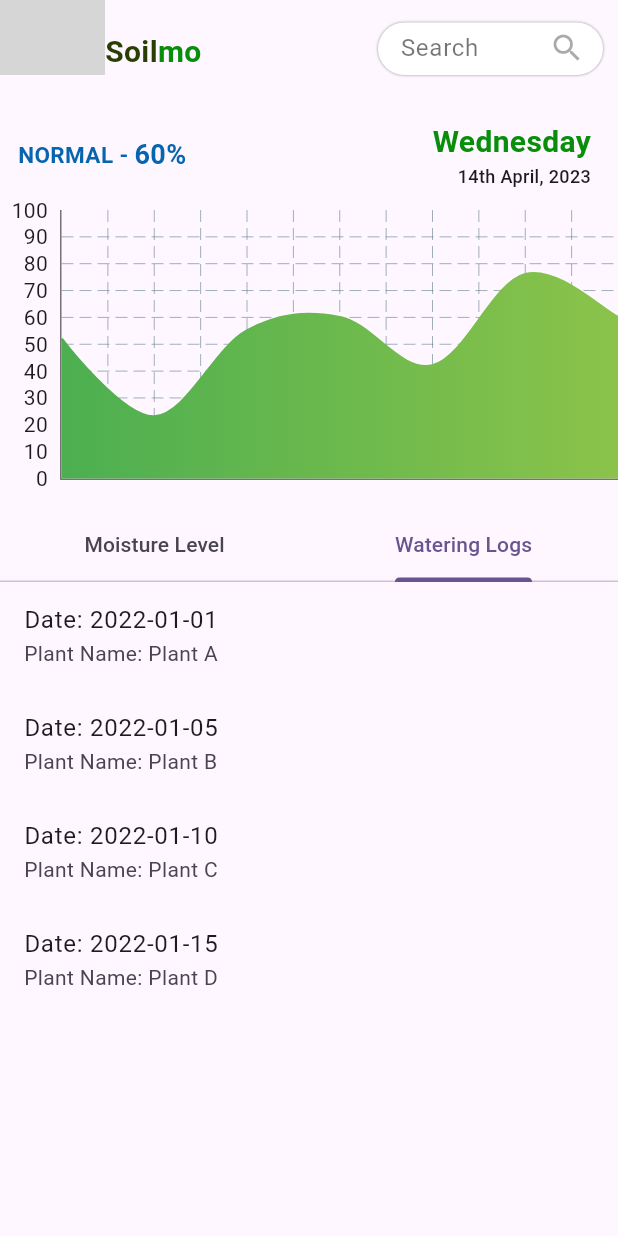
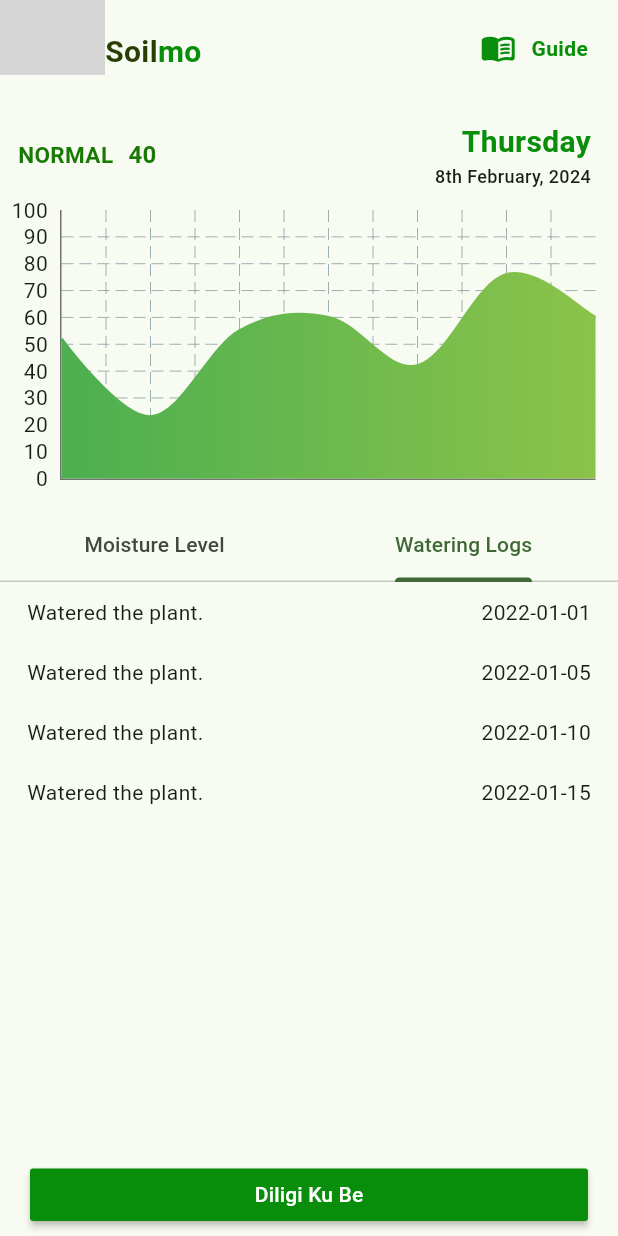
Before and after one commit to DevOne95/Soil-Moisture, a Flutter app: the screen it shows after launch, tab 2 chosen, on a phone screen of 412 x 824 dp. Run offline on Flutter 3.47's test engine with Material 3 defaults, Android fonts, the phone set to English and light mode, and no system bars; drawn by our look-alikes of fl_chart; our stand-ins replace flutter_svg, get; grey boxes are pictures that could not be loaded.

Commit message:
complete ui

```diff
--- a/lib/app_bar.dart
+++ b/lib/app_bar.dart
@@ -44,45 +44,23 @@ class AppBarWidget extends StatelessWidget {
             ),
           ),
           Positioned(
-              top: 15,
-              right: 10,
-              child: Container(
-                width: 150,
-                height: 35,
-                decoration: const BoxDecoration(boxShadow: [
-                  BoxShadow(
-                      color: Colors.black26, blurRadius: 0.5, spreadRadius: 0.5)
-                ], borderRadius: BorderRadius.all(Radius.circular(25))),
-                child: Container(
-                  width: 150,
-                  height: 35,
-                  decoration: const BoxDecoration(
-                      color: Colors.white,
-                      borderRadius: BorderRadius.all(Radius.circular(25))),
-                  child: Padding(
-                    padding: const EdgeInsets.only(left: 15.0),
-                    child: TextField(
-                      controller: null,
-                      enabled: false,
-                      decoration: InputDecoration(
-                        label: const Text(
-                          'Search',
-                          style: TextStyle(color: Colors.black54),
-                        ),
-                        border: InputBorder.none,
-                        suffixIcon: IconButton(
-                          padding: const EdgeInsets.only(bottom: 1),
-                          icon: const Icon(Icons.search),
-                          onPressed: () {
-                            // _searchController.clear();
-                          },
-                        ),
-                      ),
-                      onChanged: (value) {},
-                    ),
-                  ),
+              top: 20,
+              right: 20,
+              child: InkWell(
+                onTap: () => Get.toNamed('/guide'),
+                child: const Row(
+                  children: [
+                    Icon(Icons.menu_book_rounded,
+                        color: Color.fromARGB(255, 8, 142, 11)),
+                    SizedBox(width: 10),
+                    Text('Guide',
+                        style: TextStyle(
+                            fontSize: 14,
+                            fontWeight: FontWeight.w700,
+                            color: Color.fromARGB(255, 8, 142, 11)))
+                  ],
                 ),
-              ))
+              )),
         ],
       ),
     );
--- a/lib/dashboard.dart
+++ b/lib/dashboard.dart
@@ -1,27 +1,58 @@
 import 'package:flutter/material.dart';
 import 'package:soil_moisture_app/app_bar.dart';
+import 'package:soil_moisture_app/home_controller.dart';
 import 'package:soil_moisture_app/logs.dart';
 import 'package:soil_moisture_app/moisture_widget.dart';
+import 'package:get/get.dart';
 
-class Dashboard extends StatelessWidget {
+class Dashboard extends GetView<HomeController> {
   const Dashboard({super.key});
 
   @override
   Widget build(BuildContext context) {
+    List<String> buttonLabels = ["Diligi Ku Be", "Watering plant"];
+
     return Scaffold(
         appBar: AppBar(
           toolbarHeight: 0,
           elevation: 0,
           backgroundColor: const Color.fromARGB(255, 8, 142, 11),
         ),
-        body: const SizedBox(
+        body: SizedBox(
           width: double.infinity,
           height: double.infinity,
           child: Stack(
             children: [
-              Positioned(top: 0, child: AppBarWidget()),
-              Positioned(top: 80, child: MoistureWidget()),
-              Positioned(top: 340, child: Logs())
+              const Positioned(top: 0, child: AppBarWidget()),
+              const Positioned(top: 80, child: MoistureWidget()),
+              const Positioned(top: 340, child: Logs()),
+              Positioned(
+                bottom: 0,
+                child: SizedBox(
+                  width: Get.width,
+                  height: 50,
+                  child: Padding(
+                    padding: const EdgeInsets.only(
+                        left: 20, top: 5.0, right: 20, bottom: 10.0),
+                    child: Obx(
+                      () => MaterialButton(
+                        color: const Color.fromARGB(255, 8, 142, 11),
+                        onPressed: () {
+                          if (controller.waterLogController.buttonLabel.value ==
+                              0) {
+                            controller.waterLogController.buttonLabel.value = 1;
+                            controller.waterLogController.buttonLabel.refresh();
+                          }
+                        },
+                        child: Text(
+                            buttonLabels[controller
+                                .waterLogController.buttonLabel.value],
+                            style: const TextStyle(color: Colors.white)),
+                      ),
+                    ),
+                  ),
+                ),
+              )
             ],
           ),
         ));
--- /dev/null
+++ b/lib/home_controller.dart
@@ -0,0 +1,59 @@
+import 'package:get/get.dart';
+import 'package:soil_moisture_app/moisture_level_controller.dart';
+import 'package:soil_moisture_app/water_log_controller.dart';
+
+class HomeController extends GetxController {
+  final MoistureLevelController moistureLevelController =
+      Get.put(MoistureLevelController());
+  final WaterLogController waterLogController = Get.put(WaterLogController());
+
+  String fetchDayOfWeek() {
+    // Get the current date and time
+    DateTime now = DateTime.now();
+    // Use the weekday property to get the day of the week (0 for Monday, 1 for Tuesday, ..., 6 for Sunday)
+    int dayIndex = now.weekday -
+        1; // Adjusted to match the index (0 for Monday, ..., 6 for Sunday)
+    List<String> daysOfWeek = [
+      'Monday',
+      'Tuesday',
+      'Wednesday',
+      'Thursday',
+      'Friday',
+      'Saturday',
+      'Sunday'
+    ];
+
+    return daysOfWeek[dayIndex];
+  }
+
+  String formatDate() {
+    DateTime date = DateTime.now();
+    // Define the month names
+    List<String> monthNames = [
+      '', // Placeholder for indexing from 1
+      'January', 'February', 'March', 'April', 'May', 'June', 'July', 'August',
+      'September', 'October', 'November', 'December'
+    ];
+
+    // Extract day, month, and year from the current date
+    int day = date.day;
+    int month = date.month;
+    int year = date.year;
+
+    // Construct the formatted date string
+    String formattedDate = '$day';
+    // Add the appropriate suffix for the day
+    if (day == 1 || day == 21 || day == 31) {
+      formattedDate += 'st';
+    } else if (day == 2 || day == 22) {
+      formattedDate += 'nd';
+    } else if (day == 3 || day == 23) {
+      formattedDate += 'rd';
+    } else {
+      formattedDate += 'th';
+    }
+    formattedDate += ' ${monthNames[month]}, $year';
+
+    return formattedDate;
+  }
+}
--- a/lib/main.dart
+++ b/lib/main.dart
@@ -1,6 +1,8 @@
 import 'package:flutter/material.dart';
 import 'package:get/get.dart';
 import 'package:soil_moisture_app/dashboard.dart';
+import 'package:soil_moisture_app/guide.dart';
+import 'package:soil_moisture_app/home_controller.dart';
 
 void main() {
   runApp(const MyApp());
@@ -12,14 +14,20 @@ class MyApp extends StatelessWidget {
   // This widget is the root of your application.
   @override
   Widget build(BuildContext context) {
+    Get.put(HomeController());
     return GetMaterialApp(
       title: 'Soil Moisture Monitoring',
       debugShowCheckedModeBanner: false,
       theme: ThemeData(
-        colorScheme: ColorScheme.fromSeed(seedColor: Colors.deepPurple),
+        colorScheme: ColorScheme.fromSeed(
+            seedColor: const Color.fromARGB(255, 8, 142, 11)),
         useMaterial3: true,
       ),
       home: const Dashboard(),
+      getPages: [
+        GetPage(name: '/', page: () => const Dashboard()),
+        GetPage(name: '/guide', page: () => const Guide()),
+      ],
     );
   }
 }
--- /dev/null
+++ b/lib/moisture_level_controller.dart
@@ -0,0 +1,37 @@
+import 'package:fl_chart/fl_chart.dart';
+import 'package:get/get.dart';
+import 'package:soil_moisture_app/moisture_level.dart';
+
+class MoistureLevelController extends GetxController {
+  final RxInt moistureCurrentLevel = 40.obs;
+  final RxString moistureCurrentTag = "Normal".obs;
+
+  final RxList<MoistureLevelModel> moistureLevel =
+      RxList<MoistureLevelModel>([]).obs();
+
+  final RxList<FlSpot> currentListChart = RxList<FlSpot>([]).obs();
+
+  final List<MoistureLevelModel> listLevel = [
+    MoistureLevelModel(label: 'Dry', value: 23),
+    MoistureLevelModel(label: 'Moist', value: 55),
+    MoistureLevelModel(label: 'Optimal', value: 60),
+    MoistureLevelModel(label: 'Saturated', value: 90),
+  ];
+
+  final List<FlSpot> listChart = [
+    FlSpot(0, 52),
+    FlSpot(1, 23),
+    FlSpot(2, 55),
+    FlSpot(3, 60),
+    FlSpot(4, 42),
+    FlSpot(5, 76),
+    FlSpot(6, 60),
+  ];
+
+  @override
+  void onInit() {
+    moistureLevel.value = listLevel;
+    currentListChart.value = listChart;
+    super.onInit();
+  }
+}
--- a/lib/moisture_widget.dart
+++ b/lib/moisture_widget.dart
@@ -1,8 +1,9 @@
 import 'package:flutter/material.dart';
 import 'package:fl_chart/fl_chart.dart';
 import 'package:get/get.dart';
+import 'package:soil_moisture_app/home_controller.dart';
 
-class MoistureWidget extends StatelessWidget {
+class MoistureWidget extends GetView<HomeController> {
   const MoistureWidget({super.key});
 
   @override
@@ -21,32 +22,43 @@ class MoistureWidget extends StatelessWidget {
                   SizedBox(
                     child: Row(
                       children: [
-                        Text('Normal - '.toUpperCase(),
+                        Obx(
+                          () => Text(
+                              controller.moistureLevelController
+                                  .moistureCurrentTag.value
+                                  .toUpperCase(),
                               style: const TextStyle(
-                                color: Color.fromARGB(255, 7, 100, 175),
+                                  color: Color.fromARGB(255, 24, 121, 5),
                                   fontSize: 15,
                                   fontWeight: FontWeight.w600)),
-                        Text('60%'.toUpperCase(),
+                        ),
+                        const SizedBox(width: 10),
+                        Obx(
+                          () => Text(
+                              controller.moistureLevelController
+                                  .moistureCurrentLevel.value
+                                  .toString(),
                               style: const TextStyle(
-                                color: Color.fromARGB(255, 7, 100, 175),
-                                fontSize: 18,
-                                fontWeight: FontWeight.w600))
+                                  color: Color.fromARGB(255, 24, 121, 5),
+                                  fontSize: 16,
+                                  fontWeight: FontWeight.w600)),
+                        )
                       ],
                     ),
                   ),
-                  const Column(
+                  Column(
                     crossAxisAlignment: CrossAxisAlignment.end,
                     children: [
                       Text(
-                        'Wednesday',
-                        style: TextStyle(
+                        controller.fetchDayOfWeek(),
+                        style: const TextStyle(
                             fontWeight: FontWeight.w700,
                             fontSize: 20,
                             color: Color.fromARGB(255, 8, 142, 11)),
                       ),
                       Text(
-                        '14th April, 2023',
-                        style: TextStyle(
+                        controller.formatDate(),
+                        style: const TextStyle(
                             fontSize: 12, fontWeight: FontWeight.w500),
                       )
                     ],
@@ -54,7 +66,9 @@ class MoistureWidget extends StatelessWidget {
                 ],
               ),
             ),
-            SizedBox(
+            Padding(
+              padding: const EdgeInsets.only(right: 15.0),
+              child: SizedBox(
                 width: Get.width,
                 height: 180,
                 child: LineChart(
@@ -65,7 +79,8 @@ class MoistureWidget extends StatelessWidget {
                         border: const Border(
                             top: BorderSide.none,
                             left: BorderSide(width: 1, color: Colors.black54),
-                          bottom: BorderSide(width: 1, color: Colors.black54))),
+                            bottom:
+                                BorderSide(width: 1, color: Colors.black54))),
                     gridData: const FlGridData(
                         horizontalInterval: 10,
                         show: true,
@@ -77,21 +92,16 @@ class MoistureWidget extends StatelessWidget {
                         rightTitles: AxisTitles(drawBelowEverything: true),
                         leftTitles: AxisTitles(
                             sideTitles: SideTitles(
-                              reservedSize: 40, interval: 10, showTitles: true),
+                                reservedSize: 40,
+                                interval: 10,
+                                showTitles: true),
                             axisNameSize: 14,
                             drawBelowEverything: true)),
                     lineBarsData: [
                       LineChartBarData(
                         color: const Color.fromARGB(255, 40, 62, 2),
-                      spots: [
-                        FlSpot(0, 52),
-                        FlSpot(1, 23),
-                        FlSpot(2, 55),
-                        FlSpot(3, 60),
-                        FlSpot(4, 42),
-                        FlSpot(5, 76),
-                        FlSpot(6, 60),
-                      ],
+                        spots: controller
+                            .moistureLevelController.currentListChart.value,
                         isCurved: true,
                         belowBarData: BarAreaData(
                             show: true,
@@ -107,6 +117,7 @@ class MoistureWidget extends StatelessWidget {
                   ),
                 ),
               ),
+            ),
           ],
         ));
   }
--- /dev/null
+++ b/lib/water_log_controller.dart
@@ -0,0 +1,20 @@
+import 'package:get/get.dart';
+import 'package:soil_moisture_app/watering_logs.dart';
+
+class WaterLogController extends GetxController {
+  RxInt buttonLabel = 0.obs;
+  RxList<WateringLog> waterLogs = RxList<WateringLog>([]).obs();
+
+  final List<WateringLog> listLogs = [
+    WateringLog(status: 'Watered the plant.', date: '2022-01-01'),
+    WateringLog(status: 'Watered the plant.', date: '2022-01-05'),
+    WateringLog(status: 'Watered the plant.', date: '2022-01-10'),
+    WateringLog(status: 'Watered the plant.', date: '2022-01-15'),
+  ];
+
+  @override
+  void onInit() {
+    waterLogs.value = listLogs;
+    super.onInit();
+  }
+}
--- a/lib/watering_logs.dart
+++ b/lib/watering_logs.dart
@@ -1,30 +1,35 @@
 import 'package:flutter/material.dart';
 import 'package:get/get.dart';
+import 'package:soil_moisture_app/home_controller.dart';
 
-class WateringHistory extends StatelessWidget {
+class WateringHistory extends GetView<HomeController> {
   const WateringHistory({super.key});
 
   @override
   Widget build(BuildContext context) {
-    final List<WateringLog> wateringLogs = [
-      WateringLog(date: '2022-01-01', plantName: 'Plant A'),
-      WateringLog(date: '2022-01-05', plantName: 'Plant B'),
-      WateringLog(date: '2022-01-10', plantName: 'Plant C'),
-      WateringLog(date: '2022-01-15', plantName: 'Plant D'),
-    ];
-
     return SizedBox(
       width: Get.width,
       height: Get.height * 0.4,
-      child: ListView.builder(
-        itemCount: wateringLogs.length,
-        itemBuilder: (BuildContext context, int index) {
-          return ListTile(
-            title: Text('Date: ${wateringLogs[index].date}'),
-            subtitle: Text('Plant Name: ${wateringLogs[index].plantName}'),
-            // You can customize the ListTile as needed
-          );
-        },
+      child: Obx(
+        () => ListView.builder(
+          itemCount: controller.waterLogController.waterLogs.length,
+          itemBuilder: (BuildContext context, int index) {
+            return SizedBox(
+              width: Get.width,
+              height: 40,
+              child: Padding(
+                padding: const EdgeInsets.only(left: 18.0, right: 18.0),
+                child: Row(
+                  mainAxisAlignment: MainAxisAlignment.spaceBetween,
+                  children: [
+                    Text(controller.waterLogController.waterLogs[index].status),
+                    Text(controller.waterLogController.waterLogs[index].date),
+                  ],
+                ),
+              ),
+            );
+          },
+        ),
       ),
     );
   }
@@ -32,7 +37,7 @@ class WateringHistory extends StatelessWidget {
 
 class WateringLog {
   final String date;
-  final String plantName;
+  final String status;
 
-  WateringLog({required this.date, required this.plantName});
+  WateringLog({required this.date, required this.status});
 }
```
Also changed, not shown: lib/guide.dart (added, +176 -0 lines), lib/moisture_level.dart (+24 -16 lines), lib/unordered_list_row.dart (added, +34 -0 lines), pubspec.lock. Lines whose indentation alone changed are shown as unchanged.
